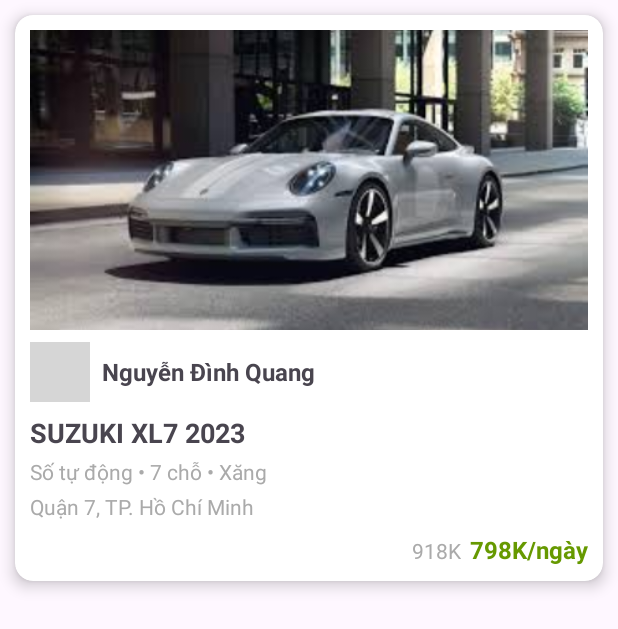
After one commit to huymanh04/Dung_rot_mon, an Android app: the layout xe_dat_xe.xml on its own in the app's theme, with its tools: preview values and no code run, on a phone screen of 412 x 824 dp. The commit adds this screen. Shown: the top 629 px of the screen. Run offline under Robolectric (Android 15) with nearby library versions, the phone set to English and light mode, and no system bars; grey boxes are pictures that could not be loaded.

Commit message:
dcm thang manh

```diff
--- a/app/src/main/java/com/example/dung_rot_mon/MainActivity.java
+++ b/app/src/main/java/com/example/dung_rot_mon/MainActivity.java
@@ -19,6 +19,7 @@ import com.example.dung_rot_mon.Login.register;
 import com.example.dung_rot_mon.Sql.DatabaseHelper;
 import com.example.dung_rot_mon.admin.MainAdmin;
 import com.example.dung_rot_mon.databinding.ActivityMainBinding;
+import com.example.dung_rot_mon.tab_car.tim_thue_xe;
 import com.google.android.material.floatingactionbutton.FloatingActionButton;
 
 import java.io.IOException;
@@ -82,8 +83,9 @@ if(email12!=null&&email12!=""){
             btncarr.setOnClickListener(v -> {
 
 //                replaceFragment(new Car());
-                Intent m = new Intent(MainActivity.this, MainAdmin.class);
-                startActivity(m);
+              replaceFragment(new tim_thue_xe());
+//                Intent m = new Intent(MainActivity.this, MainAdmin.class);
+//                startActivity(m);
             });
         }
 
--- /dev/null
+++ b/app/src/main/res/layout/xe_dat_xe.xml
@@ -0,0 +1,111 @@
+<?xml version="1.0" encoding="utf-8"?>
+<androidx.cardview.widget.CardView
+    xmlns:android="http://schemas.android.com/apk/res/android"
+    xmlns:app="http://schemas.android.com/apk/res-auto"
+    android:layout_width="match_parent"
+    android:layout_height="wrap_content"
+    app:cardCornerRadius="12dp"
+    android:id="@+id/cardViewCar"
+    app:cardElevation="6dp"
+    android:layout_margin="10dp">
+
+    <LinearLayout
+        android:layout_width="match_parent"
+        android:layout_height="wrap_content"
+        android:orientation="vertical"
+        android:padding="10dp"
+        android:background="@drawable/bg_card">
+
+        <!-- Hình ảnh xe -->
+        <ImageView
+            android:id="@+id/imgCar"
+            android:layout_width="match_parent"
+            android:layout_height="200dp"
+            android:scaleType="centerCrop"
+            android:src="@drawable/porsche"/>
+
+        <!-- Chủ xe -->
+        <LinearLayout
+            android:layout_width="match_parent"
+            android:layout_height="wrap_content"
+            android:orientation="horizontal"
+            android:gravity="center_vertical"
+            android:layout_marginTop="8dp">
+
+            <ImageView
+                android:id="@+id/imgOwner"
+                android:layout_width="40dp"
+                android:layout_height="40dp"
+                android:src="@drawable/chuxe"
+                android:layout_marginEnd="8dp"
+                android:scaleType="centerCrop"
+                android:background="@drawable/circle_background"/>
+
+            <TextView
+                android:id="@+id/txtOwnerName"
+                android:layout_width="wrap_content"
+                android:layout_height="wrap_content"
+                android:text="Nguyễn Đình Quang"
+                android:textSize="16sp"
+                android:textStyle="bold"/>
+        </LinearLayout>
+
+        <!-- Thông tin xe -->
+        <TextView
+            android:id="@+id/txtCarName"
+            android:layout_width="wrap_content"
+            android:layout_height="wrap_content"
+            android:text="SUZUKI XL7 2023"
+            android:textSize="18sp"
+            android:textStyle="bold"
+            android:layout_marginTop="8dp"/>
+
+        <TextView
+            android:id="@+id/txtCarDetails"
+            android:layout_width="wrap_content"
+            android:layout_height="wrap_content"
+            android:text="Số tự động • 7 chỗ • Xăng"
+            android:textSize="14sp"
+            android:textColor="@android:color/darker_gray"
+            android:layout_marginTop="4dp"/>
+
+        <!-- Địa điểm -->
+        <TextView
+            android:id="@+id/txtCarLocation"
+            android:layout_width="wrap_content"
+            android:layout_height="wrap_content"
+            android:text="Quận 7, TP. Hồ Chí Minh"
+            android:textSize="14sp"
+            android:textColor="@android:color/darker_gray"
+            android:layout_marginTop="4dp"/>
+
+        <!-- Giá thuê -->
+        <LinearLayout
+            android:layout_width="match_parent"
+            android:layout_height="wrap_content"
+            android:orientation="horizontal"
+            android:gravity="end"
+            android:layout_marginTop="8dp">
+
+            <TextView
+                android:id="@+id/txtCarPriceOld"
+                android:layout_width="wrap_content"
+                android:layout_height="wrap_content"
+                android:text="918K"
+                android:textSize="14sp"
+                android:textColor="@android:color/darker_gray"
+                />
+
+            <TextView
+                android:id="@+id/txtCarPriceNew"
+                android:layout_width="wrap_content"
+                android:layout_height="wrap_content"
+                android:text="798K/ngày"
+                android:textSize="16sp"
+                android:textColor="@android:color/holo_green_dark"
+                android:textStyle="bold"
+                android:layout_marginStart="6dp"/>
+        </LinearLayout>
+
+    </LinearLayout>
+</androidx.cardview.widget.CardView>
```
Also changed, not shown: app/src/main/java/com/example/dung_rot_mon/tab_car/Car.java (added, +59 -0 lines), app/src/main/java/com/example/dung_rot_mon/tab_car/CarAdapter.java (added, +121 -0 lines), app/src/main/java/com/example/dung_rot_mon/tab_car/thong_tin_xe.java (added, +65 -0 lines), app/src/main/java/com/example/dung_rot_mon/tab_car/tim_thue_xe.java (added, +132 -0 lines), app/src/main/java/com/example/dung_rot_mon/tab_car/tim_xe.java (added, +66 -0 lines), app/src/main/res/layout/fragment_tim_thue_xe.xml (added, +21 -0 lines), app/src/main/res/layout/fragment_tim_xe.xml (added, +14 -0 lines).
